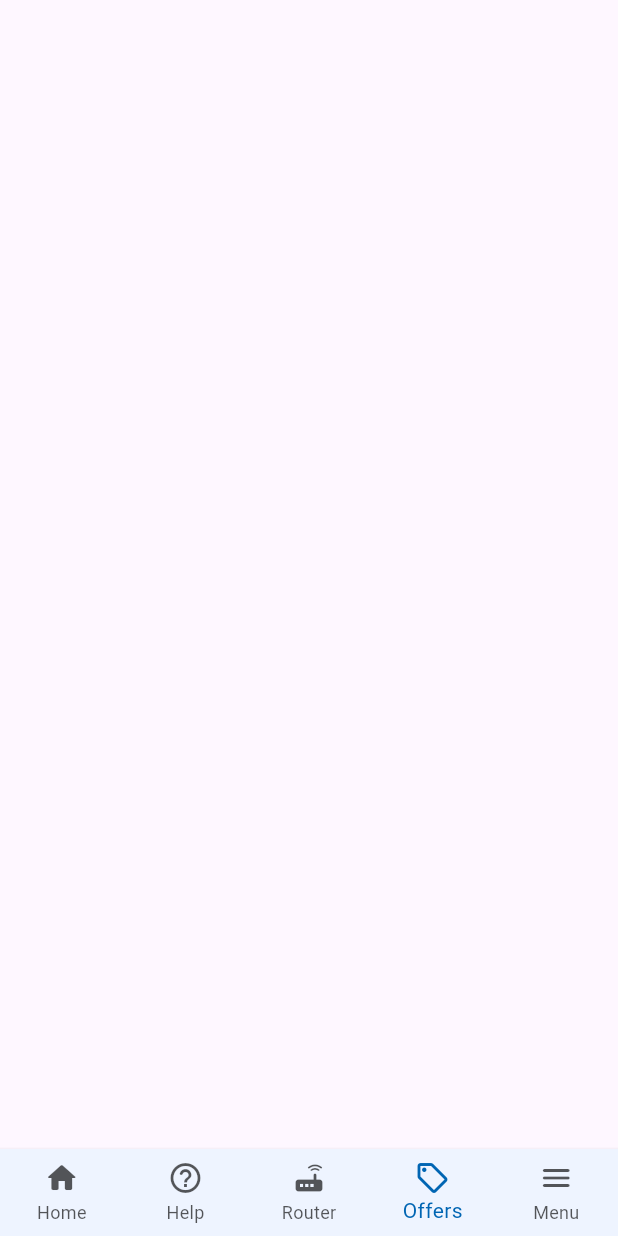
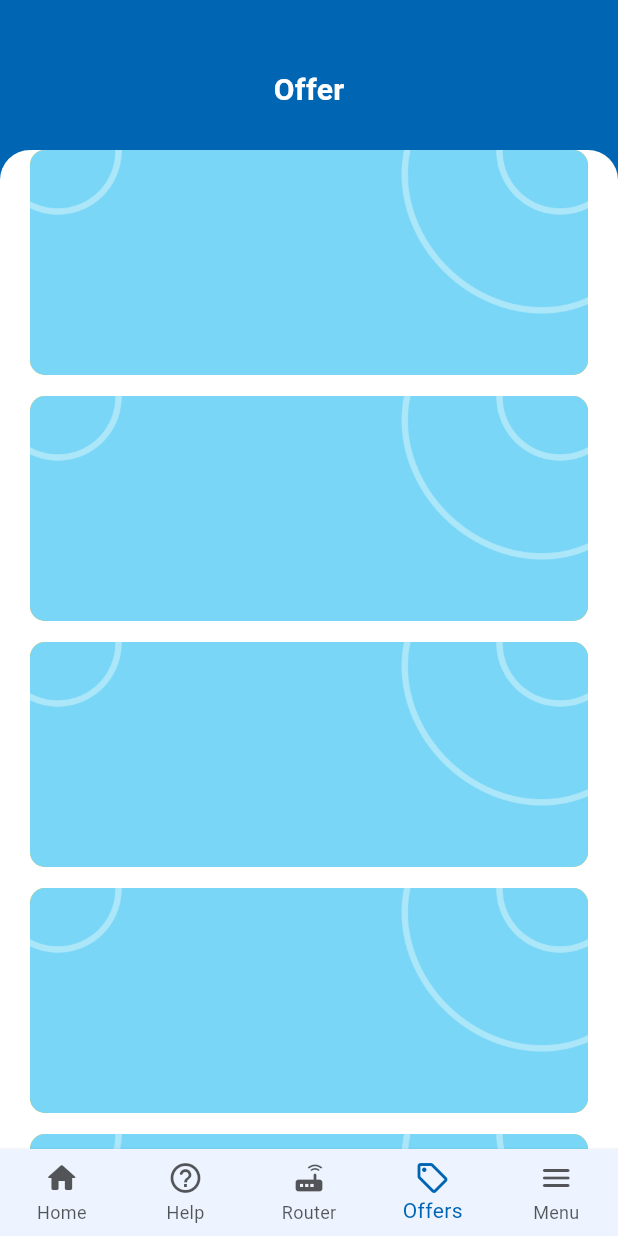
Before and after one commit to Nishan-Pradhan06/worldLink_app_ui_clone, a Flutter app: the screen it shows after launch, item 4 of the bottom bar chosen, on a phone screen of 412 x 824 dp. Run offline on Flutter 3.47's test engine with Material 3 defaults, Android fonts, the phone set to English and light mode, and no system bars.

Commit message:
offer-scren-compeleted

```diff
--- /dev/null
+++ b/lib/view/components/offer.dart
@@ -0,0 +1,27 @@
+import 'package:flutter/material.dart';
+
+class OfferCard extends StatelessWidget {
+  final String imagePath;
+  const OfferCard({
+    super.key,
+    required this.imagePath,
+  });
+
+  @override
+  Widget build(BuildContext context) {
+    return Padding(
+      padding: const EdgeInsets.only(left: 20.0, right: 20, bottom: 14),
+      child: Container(
+        height: 150,
+        decoration: BoxDecoration(
+          borderRadius: BorderRadius.circular(10),
+          color: Colors.amber,
+          image: DecorationImage(
+            image: AssetImage(imagePath),
+            fit: BoxFit.cover,
+          ),
+        ),
+      ),
+    );
+  }
+}
--- a/lib/view/main_screen.dart
+++ b/lib/view/main_screen.dart
@@ -20,7 +20,7 @@ class _MainScreenState extends State<MainScreen> {
     const HomeScreen(),
     const HelpScreen(),
     const RouterScreen(),
-    const OffersScreen(),
+    OffersScreen(),
     const MenuScreen(),
   ];
 
--- a/lib/view/screens/offers_screen.dart
+++ b/lib/view/screens/offers_screen.dart
@@ -1,10 +1,57 @@
 import 'package:flutter/material.dart';
+import 'package:worldlink/view/components/offer.dart';
+import '../../constants/theme.dart';
 
 class OffersScreen extends StatelessWidget {
-  const OffersScreen({super.key});
+  OffersScreen({super.key});
+  final List<String> offerImages = [
+    'assets/banner.png',
+    'assets/banner.png',
+    'assets/banner.png',
+    'assets/banner.png',
+    'assets/banner.png',
+  ];
 
   @override
   Widget build(BuildContext context) {
-    return const Scaffold();
+    return Stack(
+      children: [
+        Container(
+          height: 120,
+          width: double.infinity,
+          decoration: const BoxDecoration(color: AppColor.primary),
+          child: const Center(
+            child: Text(
+              'Offer',
+              style: TextStyle(
+                fontSize: 20,
+                fontWeight: FontWeight.bold,
+                color: Colors.white,
+              ),
+            ),
+          ),
+        ),
+        Padding(
+          padding: const EdgeInsets.only(top: 100),
+          child: Container(
+            width: double.infinity,
+            height: MediaQuery.of(context).size.height,
+            decoration: const BoxDecoration(
+              color: Colors.white, // Background color
+              borderRadius: BorderRadius.only(
+                topLeft: Radius.circular(20),
+                topRight: Radius.circular(20),
+              ),
+            ),
+            child: ListView.builder(
+              itemCount: offerImages.length,
+              itemBuilder: (context, index) {
+                return OfferCard(imagePath: offerImages[index]);
+              },
+            ),
+          ),
+        ),
+      ],
+    );
   }
 }
```
